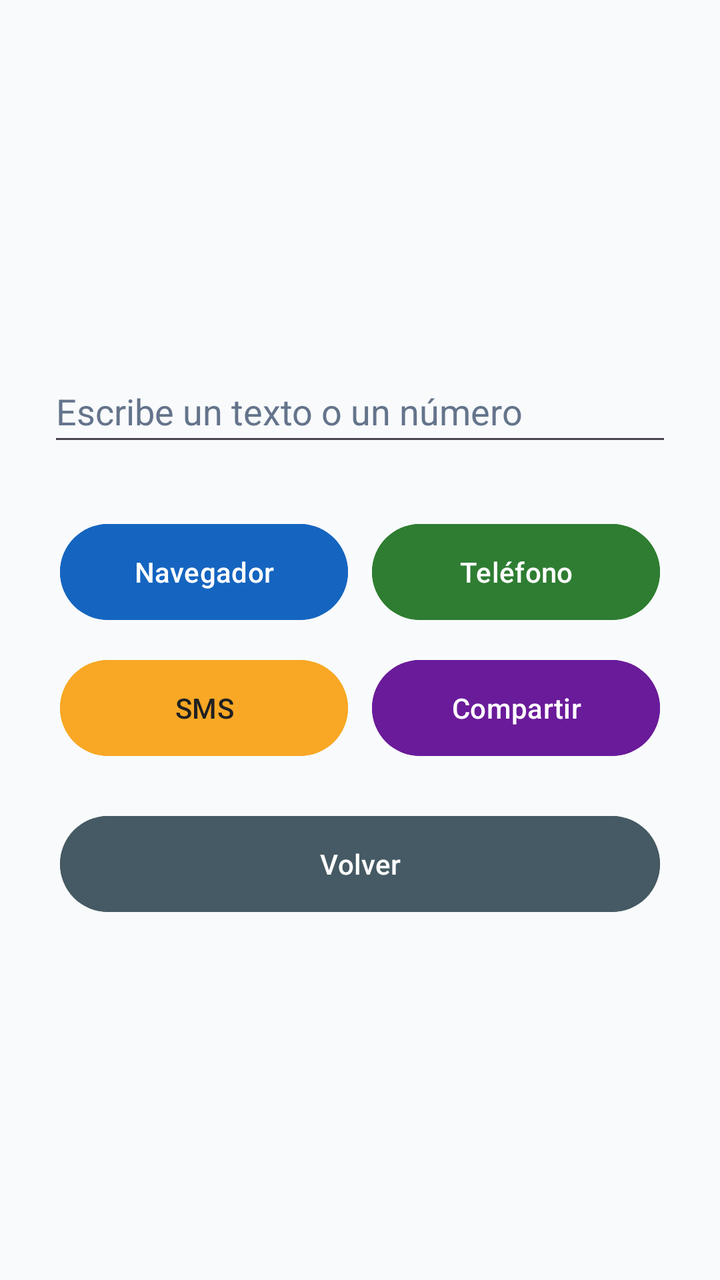
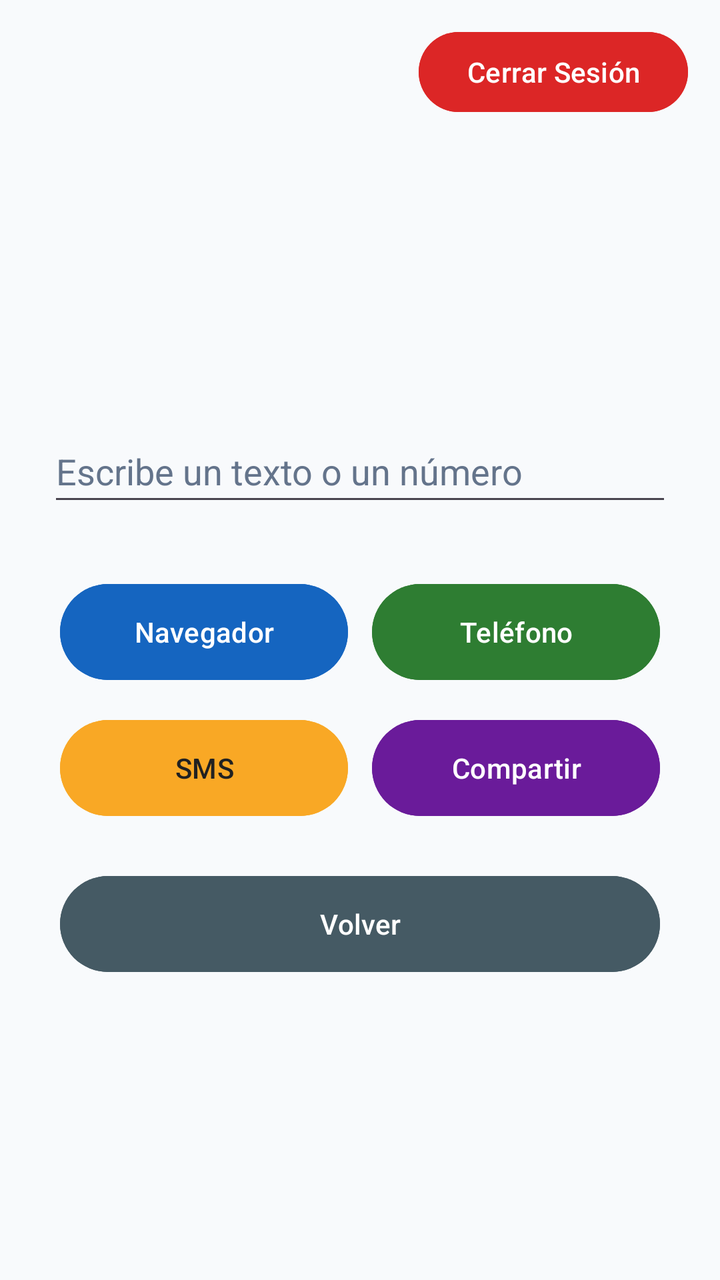

Before-and-after screenshots of an Android layout around one commit, followed by the original layout XML and the change that was made.
<!-- AndroidManifest.xml: application theme Theme.Tarea1_3 -->
<!-- res/layout/activity_accesos.xml -->
<?xml version="1.0" encoding="utf-8"?>
<LinearLayout xmlns:android="http://schemas.android.com/apk/res/android"
    android:id="@+id/main"
    android:layout_width="match_parent"
    android:layout_height="match_parent"
    android:background="@color/fondo"
    android:orientation="vertical">

    <LinearLayout
        android:layout_width="match_parent"
        android:layout_height="match_parent"
        android:gravity="center"
        android:orientation="vertical"
        android:padding="24dp">

        
        <EditText
            android:id="@+id/etTexto"
            android:layout_width="match_parent"
            android:layout_height="wrap_content"
            android:hint="Escribe un texto o un número"
            android:importantForAutofill="no"
            android:inputType="text"
            android:minHeight="48dp"
            android:textColor="@color/texto_input"
            android:textColorHint="@color/hint_input" />

        
        <GridLayout
            android:layout_width="match_parent"
            android:layout_height="wrap_content"
            android:layout_marginTop="24dp"
            android:columnCount="2"
            android:rowCount="2">

            <Button
                android:id="@+id/btnNavegador"
                android:layout_width="0dp"
                android:layout_height="56dp"
                android:layout_columnWeight="1"
                android:layout_margin="6dp"
                android:backgroundTint="@color/btn_navegador_bg"
                android:text="Navegador"
                android:textColor="@color/btn_navegador_texto" />

            <Button
                android:id="@+id/btnTelefono"
                android:layout_width="0dp"
                android:layout_height="56dp"
                android:layout_columnWeight="1"
                android:layout_margin="6dp"
                android:backgroundTint="@color/btn_telefono_bg"
                android:text="Teléfono"
                android:textColor="@color/btn_telefono_texto" />

            <Button
                android:id="@+id/btnSms"
                android:layout_width="0dp"
                android:layout_height="56dp"
                android:layout_columnWeight="1"
                android:layout_margin="6dp"
                android:backgroundTint="@color/btn_sms_bg"
                android:text="SMS"
                android:textColor="@color/btn_sms_texto" />

            <Button
                android:id="@+id/btnCompartir"
                android:layout_width="0dp"
                android:layout_height="56dp"
                android:layout_columnWeight="1"
                android:layout_margin="6dp"
                android:backgroundTint="@color/btn_compartir_bg"
                android:text="Compartir"
                android:textColor="@color/btn_compartir_texto" />
        </GridLayout>

        
        <Button
            android:id="@+id/btnVolver"
            android:layout_width="match_parent"
            android:layout_height="56dp"
            android:layout_marginStart="6dp"
            android:layout_marginTop="16dp"
            android:layout_marginEnd="6dp"
            android:backgroundTint="@color/btn_volver_bg"
            android:text="Volver"
            android:textColor="@color/btn_volver_texto" />
    </LinearLayout>
</LinearLayout>
<!-- resources referenced by this layout -->
<resources>
  <color name="btn_compartir_bg">#6A1B9A</color>
  <color name="btn_compartir_texto">#FFFFFF</color>
  <color name="btn_navegador_bg">#1565C0</color>
  <color name="btn_navegador_texto">#FFFFFF</color>
  <color name="btn_sms_bg">#F9A825</color>
  <color name="btn_sms_texto">#212121</color>
  <color name="btn_telefono_bg">#2E7D32</color>
  <color name="btn_telefono_texto">#FFFFFF</color>
  <color name="btn_volver_bg">#455A64</color>
  <color name="btn_volver_texto">#FFFFFF</color>
  <color name="fondo">#F8FAFC</color>
  <color name="hint_input">#64748B</color>
  <color name="texto_input">#1E293B</color>
  <style name="Theme.Tarea1_3" parent="Base.Theme.Tarea1_3" />
  <style name="Base.Theme.Tarea1_3" parent="Theme.Material3.DayNight.NoActionBar">
          
          
      </style>
</resources>

<!-- the commit's change to res/layout/activity_accesos.xml (unified diff, before → after) -->
@@ -6,9 +6,27 @@
     android:background="@color/fondo"
     android:orientation="vertical">
 
+    
     <LinearLayout
         android:layout_width="match_parent"
-        android:layout_height="match_parent"
+        android:layout_height="wrap_content"
+        android:gravity="end"
+        android:paddingHorizontal="16dp"
+        android:paddingTop="12dp">
+
+        <Button
+            android:id="@+id/btnCerrarSesion"
+            android:layout_width="wrap_content"
+            android:layout_height="wrap_content"
+            android:backgroundTint="@color/btn_cerrar_sesion_bg"
+            android:text="@string/btn_cerrar_sesion"
+            android:textColor="@color/btn_cerrar_sesion_texto" />
+    </LinearLayout>
+
+    <LinearLayout
+        android:layout_width="match_parent"
+        android:layout_height="0dp"
+        android:layout_weight="1"
         android:gravity="center"
         android:orientation="vertical"
         android:padding="24dp">
<!-- resource entries referenced after the edit -->
@@ -1,5 +1,7 @@
 <!-- resources referenced by this layout -->
 <resources>
+  <color name="btn_cerrar_sesion_bg">#DC2626</color>
+  <color name="btn_cerrar_sesion_texto">#FFFFFF</color>
   <color name="btn_compartir_bg">#6A1B9A</color>
   <color name="btn_compartir_texto">#FFFFFF</color>
   <color name="btn_navegador_bg">#1565C0</color>
@@ -13,6 +15,7 @@
   <color name="fondo">#F8FAFC</color>
   <color name="hint_input">#64748B</color>
   <color name="texto_input">#1E293B</color>
+  <string name="btn_cerrar_sesion">Cerrar Sesión</string>
   <style name="Theme.Tarea1_3" parent="Base.Theme.Tarea1_3" />
   <style name="Base.Theme.Tarea1_3" parent="Theme.Material3.DayNight.NoActionBar">
           
